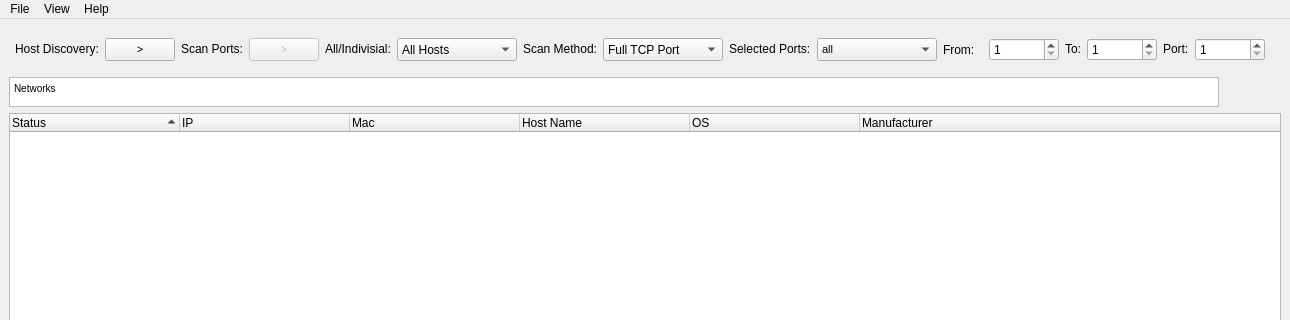
This is App.ui in nwaf209/Ping-sweeper-and-port-scanning as Qt 5 draws it before an edit; both pictures show x 0 to 1290 and y 0 to 320 of the 1290 by 858 pixel window. The edited form follows.
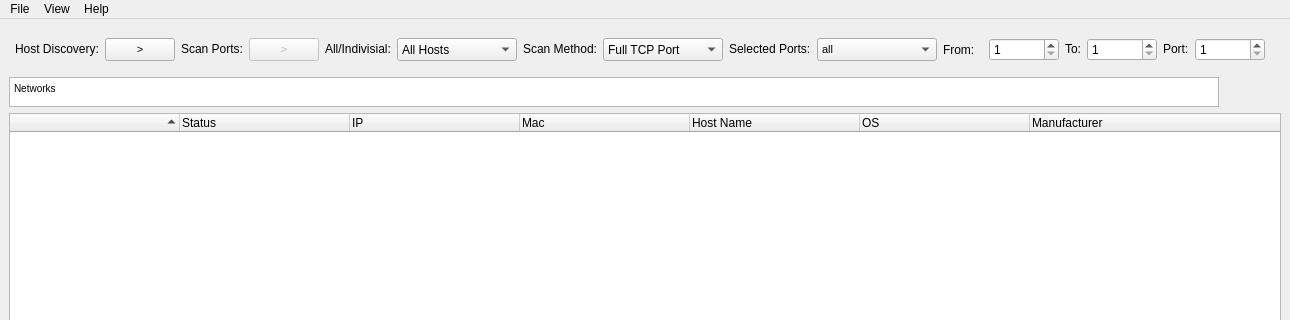
This is the edited form. Icons and pictures are not drawn.

Commit message: - Completed # TODO Allow individual host selection

```diff
--- a/App.ui
+++ b/App.ui
@@ -2268,6 +2268,11 @@
         <attribute name="headerShowSortIndicator" stdset="0">
          <bool>true</bool>
         </attribute>
+        <column>
+         <property name="text">
+          <string> </string>
+         </property>
+        </column>
         <column>
          <property name="text">
           <string>Status</string>
```
Left out of the diff: 2 changed lines with no effect on the pictures. The commit also changes 1 other file.
